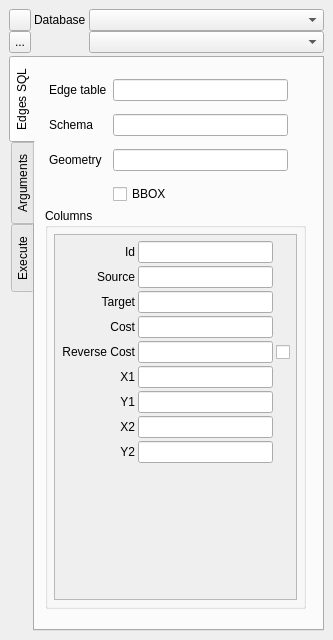
pgRouting/pgRoutingLayer, file ui_pgRoutingLayer.ui: the form before one commit.
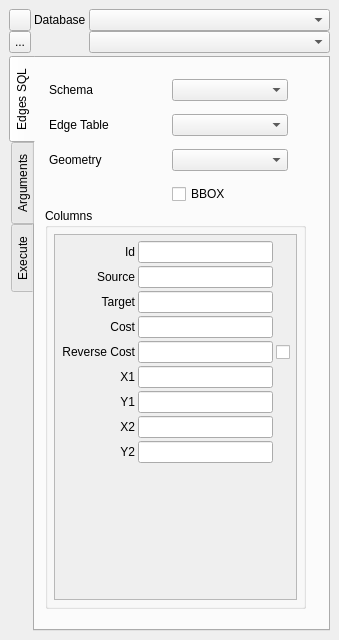
The form after the commit. Icons and pictures are not drawn.

Commit message:
Add Dropdown Menu for pgRoutingLayer
Add dropdown menu for schema, edge table, geometry.

```diff
--- a/ui_pgRoutingLayer.ui
+++ b/ui_pgRoutingLayer.ui
@@ -6,7 +6,7 @@
    <rect>
     <x>0</x>
     <y>0</y>
-    <width>333</width>
+    <width>339</width>
     <height>640</height>
    </rect>
   </property>
@@ -515,17 +515,7 @@
                <locale language="English" country="UnitedStates"/>
               </property>
               <property name="text">
-               <string>Edge table</string>
-              </property>
-             </widget>
-            </item>
-            <item row="0" column="1">
-             <widget class="QLineEdit" name="lineEditTable">
-              <property name="toolTip">
-               <string>Name of the table containing the routable network</string>
-              </property>
-              <property name="locale">
-               <locale language="English" country="UnitedStates"/>
+               <string>Schema</string>
               </property>
              </widget>
             </item>
@@ -535,17 +525,7 @@
                <locale language="English" country="UnitedStates"/>
               </property>
               <property name="text">
-               <string>Schema</string>
-              </property>
-             </widget>
-            </item>
-            <item row="1" column="1">
-             <widget class="QLineEdit" name="lineEditSchema">
-              <property name="toolTip">
-               <string>Name of the table containing the routable network</string>
-              </property>
-              <property name="locale">
-               <locale language="English" country="UnitedStates"/>
+               <string>Edge Table</string>
               </property>
              </widget>
             </item>
@@ -559,13 +539,6 @@
               </property>
              </widget>
             </item>
-            <item row="2" column="1">
-             <widget class="QLineEdit" name="lineEditGeometry">
-              <property name="toolTip">
-               <string>Name of the geometry column in network table</string>
-              </property>
-             </widget>
-            </item>
             <item row="3" column="1">
              <widget class="QCheckBox" name="checkBoxUseBBOX">
               <property name="text">
@@ -573,6 +546,15 @@
               </property>
              </widget>
             </item>
+            <item row="0" column="1">
+             <widget class="QComboBox" name="SchemacomboBox"/>
+            </item>
+            <item row="1" column="1">
+             <widget class="QComboBox" name="EdgeTablecomboBox"/>
+            </item>
+            <item row="2" column="1">
+             <widget class="QComboBox" name="GeometrycomboBox"/>
+            </item>
            </layout>
           </widget>
          </widget>
```
Left out of the diff: 10 changed lines with no effect on the pictures. The commit also changes 1 other file.
